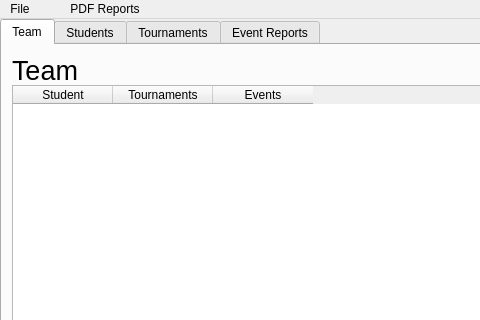
Before: the Qt Designer form Forensics_Organizer.ui in goldRust/4n6_tracker, drawn with Qt 5; both pictures show x 0 to 480 and y 0 to 320 of the 1067 by 862 pixel window.
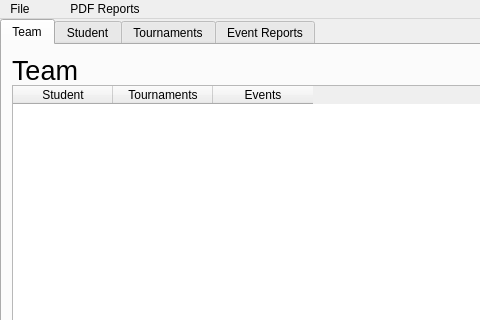
After: the same form once the commit is applied.

Commit message: Adding resizing functionality. Disabled due to bugs for now.

What changed in the file:
```diff
--- a/Forensics_Organizer.ui
+++ b/Forensics_Organizer.ui
@@ -100,7 +100,7 @@
     </widget>
     <widget class="QWidget" name="tab_2">
      <attribute name="title">
-      <string>Students</string>
+      <string>Student</string>
      </attribute>
      <widget class="QComboBox" name="stud_selector">
       <property name="geometry">
```
Left out of the diff: 6 changed lines with no effect on the pictures. The commit also changes 2 other files.
